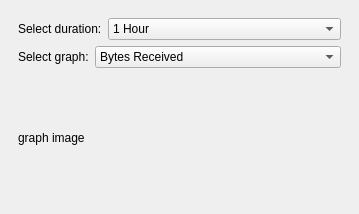
Qt form ui/monitor.ui (HotSushi/IPOP-client) before a commit.
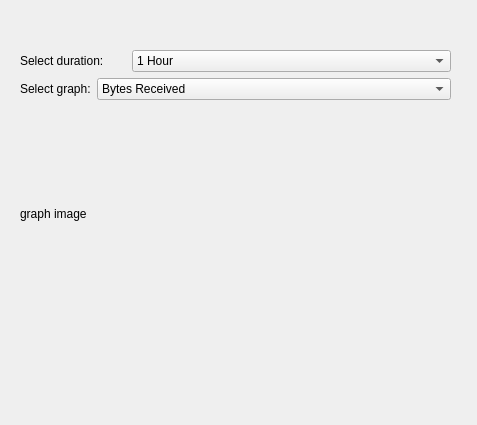
The same form after that commit.

Commit message: separated monitor and main form

```diff
--- a/ui/monitor.ui
+++ b/ui/monitor.ui
@@ -6,20 +6,20 @@
    <rect>
     <x>0</x>
     <y>0</y>
-    <width>359</width>
-    <height>214</height>
+    <width>477</width>
+    <height>425</height>
    </rect>
   </property>
   <property name="windowTitle">
    <string>Form</string>
   </property>
-  <widget class="QFrame" name="verticalFrame">
+  <widget class="QWidget" name="verticalLayoutWidget">
    <property name="geometry">
     <rect>
-     <x>9</x>
-     <y>9</y>
-     <width>341</width>
-     <height>201</height>
+     <x>20</x>
+     <y>50</y>
+     <width>431</width>
+     <height>271</height>
     </rect>
    </property>
    <layout class="QVBoxLayout" name="monitorLayout">
```
The commit also changes 4 other files.
